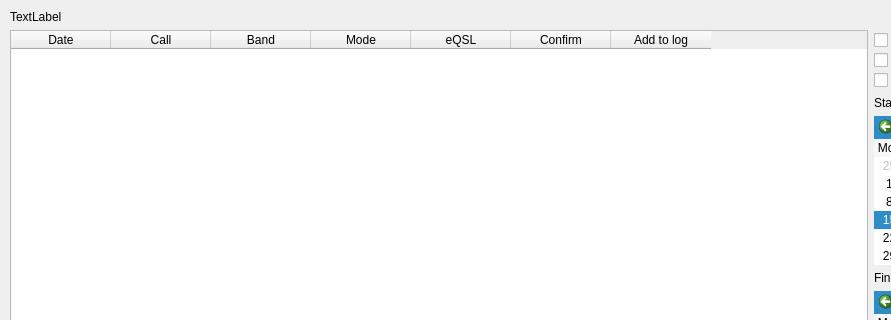
The window that eqsl_inbox.ui (bastonc/linuxlog-2_5) describes before a commit, drawn with Qt 5; both pictures show x 0 to 891 and y 0 to 320 of the 1104 by 672 pixel window.
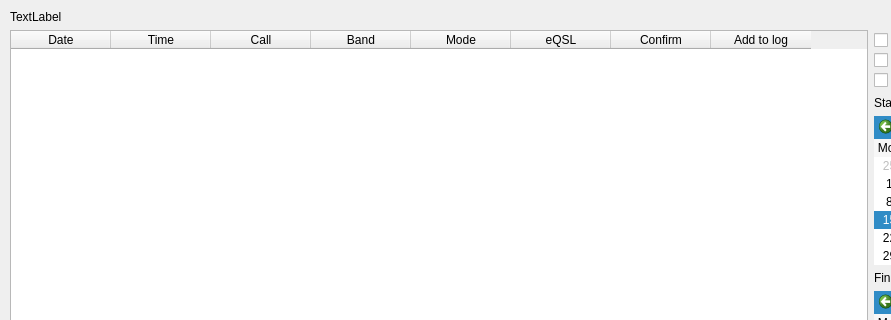
The same window after the commit. Icons and pictures are not drawn.

What changed in the file:
```diff
--- a/eqsl_inbox.ui
+++ b/eqsl_inbox.ui
@@ -70,6 +70,11 @@
           <string>Date</string>
          </property>
         </column>
+        <column>
+         <property name="text">
+          <string>Time</string>
+         </property>
+        </column>
         <column>
          <property name="text">
           <string>Call</string>
```
